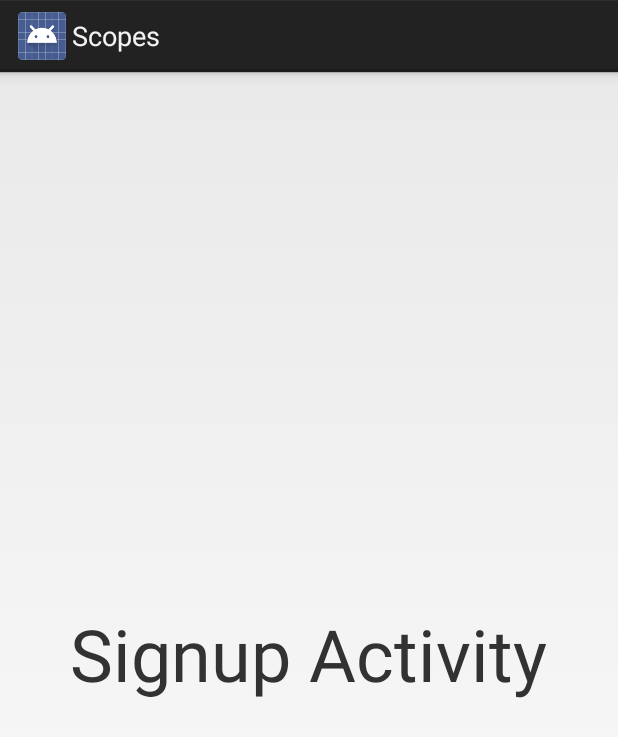
After one commit to emmano/Scopes, an Android app: the layout signup_activity.xml on its own in the app's theme, with its tools: preview values and no code run, on a phone screen of 412 x 824 dp. The commit adds this screen. Shown: the top 737 px of the screen. Run offline under Robolectric (Android 15) with nearby library versions, the phone set to English and light mode, and no system bars.

Commit message:
activity-graph-annotation: packages are now supported correctly. Added SignUpActivity for more samples.

```diff
--- a/app/src/main/AndroidManifest.xml
+++ b/app/src/main/AndroidManifest.xml
@@ -9,7 +9,7 @@
         android:name=".ScopedApplication"
         android:theme="@style/AppTheme" >
         <activity
-            android:name=".MainActivity"
+            android:name=".login.LoginActivity"
             android:label="@string/app_name" >
             <intent-filter>
                 <action android:name="android.intent.action.MAIN" />
@@ -17,6 +17,7 @@
                 <category android:name="android.intent.category.LAUNCHER" />
             </intent-filter>
         </activity>
+        <activity android:name=".signup.SignupActivity"/>
     </application>
 
 </manifest>
--- a/app/src/main/java/me/emmano/scopes/app/LoginFlow.java
+++ b/app/src/main/java/me/emmano/scopes/app/login/LoginFlow.java
@@ -1,4 +1,4 @@
-package me.emmano.scopes.app;
+package me.emmano.scopes.app.login;
 
 import me.emmano.scopesapi.Scope;
 import me.emmano.scopes.app.services.GithubService;
--- a/app/src/main/java/me/emmano/scopes/app/modules/ActivityModule.java
+++ b/app/src/main/java/me/emmano/scopes/app/modules/ActivityModule.java
@@ -2,14 +2,14 @@ package me.emmano.scopes.app.modules;
 
 import dagger.Module;
 import dagger.Provides;
-import me.emmano.scopes.app.BaseLoginFlowActivityModule;
-import me.emmano.scopes.app.MainActivity;
+import me.emmano.scopes.app.login.BaseLoginFlowActivityModule;
+import me.emmano.scopes.app.login.LoginActivity;
 import me.emmano.scopes.app.models.DummyModel;
 
 /**
  * Created by emmanuelortiguela on 12/26/14.
  */
-@Module(injects = MainActivity.class, addsTo = BaseLoginFlowActivityModule.class)
+@Module(injects = LoginActivity.class, addsTo = BaseLoginFlowActivityModule.class)
 public class ActivityModule {
 
     @Provides
--- a/app/src/main/java/me/emmano/scopes/app/SignUpFlow.java
+++ b/app/src/main/java/me/emmano/scopes/app/signup/SignUpFlow.java
@@ -1,4 +1,4 @@
-package me.emmano.scopes.app;
+package me.emmano.scopes.app.signup;
 
 import me.emmano.scopesapi.Scope;
 import me.emmano.scopes.app.modules.RestAdapterModule;
--- a/app/src/main/res/layout/activity_main.xml
+++ b/app/src/main/res/layout/login_activity.xml
@@ -6,10 +6,10 @@
     android:paddingRight="@dimen/activity_horizontal_margin"
     android:paddingTop="@dimen/activity_vertical_margin"
     android:paddingBottom="@dimen/activity_vertical_margin"
-    tools:context="me.emmano.me.emmano.scopes.app.scopes.app.MainActivity">
+    tools:context="me.emmano.scopes.app.login.LoginActivity">
 
-    <TextView
-        android:id="@+id/text"
+    <Button
+        android:id="@+id/button"
         android:text="@string/hello_world"
         android:layout_width="wrap_content"
         android:layout_height="wrap_content" />
--- /dev/null
+++ b/app/src/main/res/layout/signup_activity.xml
@@ -0,0 +1,13 @@
+<?xml version="1.0" encoding="utf-8"?>
+<RelativeLayout xmlns:android="http://schemas.android.com/apk/res/android"
+    android:orientation="vertical" android:layout_width="match_parent"
+    android:layout_height="match_parent">
+
+    <TextView
+        android:layout_width="wrap_content"
+        android:layout_height="wrap_content"
+        android:layout_centerInParent="true"
+        android:textSize="48sp"
+        android:text="@string/signup_activity_text"/>
+
+</RelativeLayout>
--- a/app/src/main/res/values/strings.xml
+++ b/app/src/main/res/values/strings.xml
@@ -4,5 +4,6 @@
     <string name="app_name">Scopes</string>
     <string name="hello_world">Hello world!</string>
     <string name="action_settings">Settings</string>
+    <string name="signup_activity_text">Signup Activity</string>
 
 </resources>
--- a/scopescompiler/src/main/java/me/emmano/scopes/processor/ScopesProcessor.java
+++ b/scopescompiler/src/main/java/me/emmano/scopes/processor/ScopesProcessor.java
@@ -103,7 +103,7 @@ public class ScopesProcessor extends AbstractProcessor {
 
                 try {
                     final String moduleName = newSourceName + "Module";
-                    JavaWriter moduleWriter = createWriter(moduleName);
+                    JavaWriter moduleWriter = createWriter(packageName +"."+ moduleName);
                     // Create different sections of the actual compile-time generated .java source
                     createHeader(false, packageName, moduleWriter, toInjectOnBaseClass);
 
@@ -113,7 +113,7 @@ public class ScopesProcessor extends AbstractProcessor {
                     emitProviders(toInjectOnBaseClass, moduleWriter);
                     emitClose(moduleWriter);
 
-                    JavaWriter activityWriter = createWriter(newSourceName);
+                    JavaWriter activityWriter = createWriter(packageName +"."+ newSourceName);
                     createHeader(enableButterKnife, packageName, activityWriter);
                     beginType(newSourceName, activityWriter);
                     emitInjections(toInjectOnBaseClass, activityWriter);
@@ -219,7 +219,7 @@ public class ScopesProcessor extends AbstractProcessor {
 
     private JavaWriter createWriter(String newSourceName) throws IOException {
         final JavaFileObject sourceFile = processingEnv.getFiler()
-                .createSourceFile(newSourceName);
+                .createSourceFile("me.emmano.scopes.app.login."+newSourceName);
         return new JavaWriter(sourceFile.openWriter());
     }
 
```
Also changed, not shown: app/src/main/java/me/emmano/scopes/app/login/LoginActivity.java (renamed from app/src/main/java/me/emmano/scopes/app/MainActivity.java, +18 -9 lines), app/src/main/java/me/emmano/scopes/app/models/AnotherDummyModel.java (added, +12 -0 lines), app/src/main/java/me/emmano/scopes/app/modules/SignupActivityModule.java (added, +21 -0 lines), app/src/main/java/me/emmano/scopes/app/signup/SignupActivity.java (added, +29 -0 lines), 1 other file.
